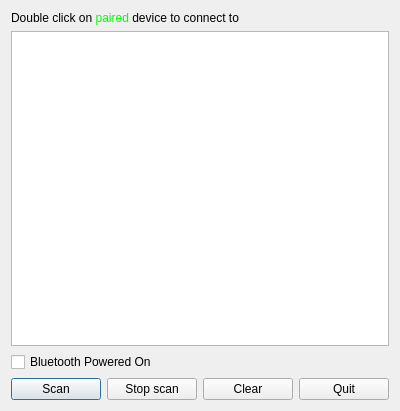
Old version of the form connect/connectwindow.ui in the repository Rafi0221/Stellar-Surfers.
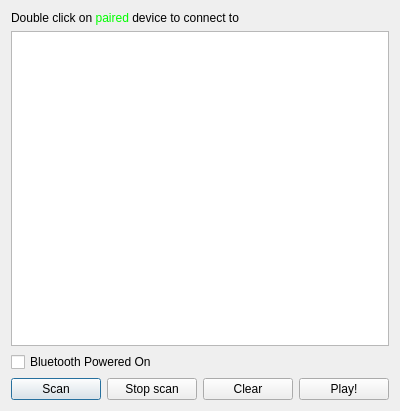
New version of the form.

Diff of the .ui file:
```diff
--- a/connect/connectwindow.ui
+++ b/connect/connectwindow.ui
@@ -57,7 +57,7 @@
      <item>
       <widget class="QPushButton" name="quit">
        <property name="text">
-        <string>Quit</string>
+        <string>Play!</string>
        </property>
       </widget>
      </item>
```
Left out of the diff: 4 changed lines with no effect on the pictures.
